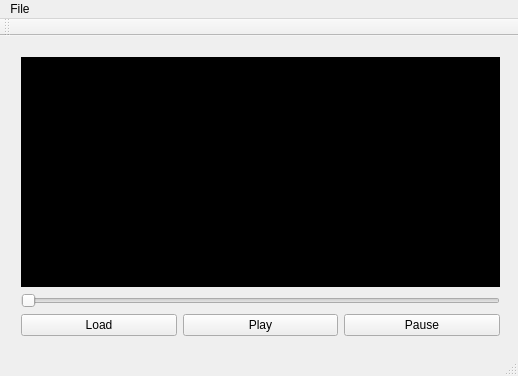
Ahziel/TrafficDetector, file views/mainwindow.ui: the form before one commit.
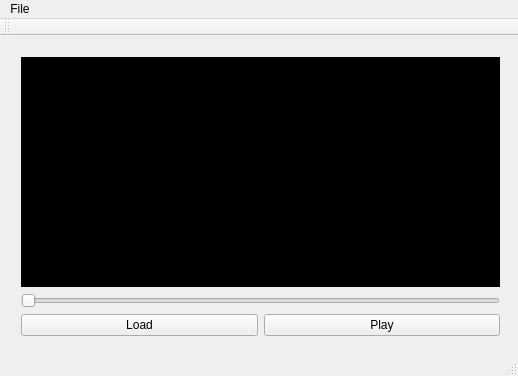
The form after the commit.

```diff
--- a/views/mainwindow.ui
+++ b/views/mainwindow.ui
@@ -67,13 +67,6 @@
          </property>
         </widget>
        </item>
-       <item>
-        <widget class="QPushButton" name="pauseButton">
-         <property name="text">
-          <string>Pause</string>
-         </property>
-        </widget>
-       </item>
       </layout>
      </item>
     </layout>
```
